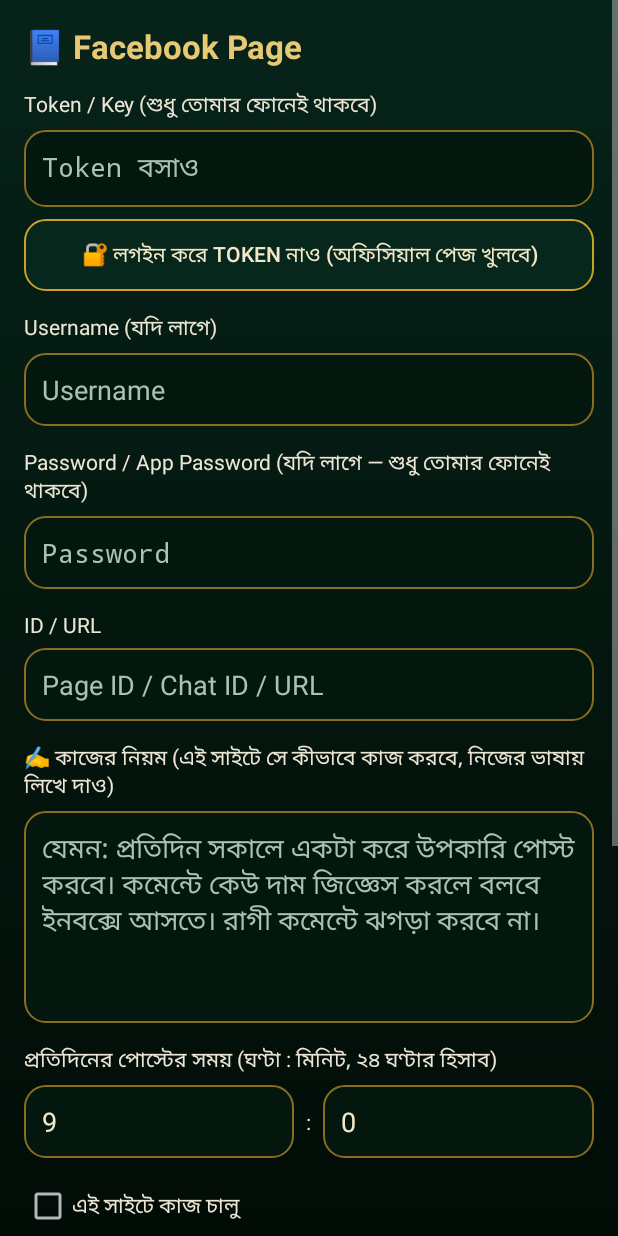
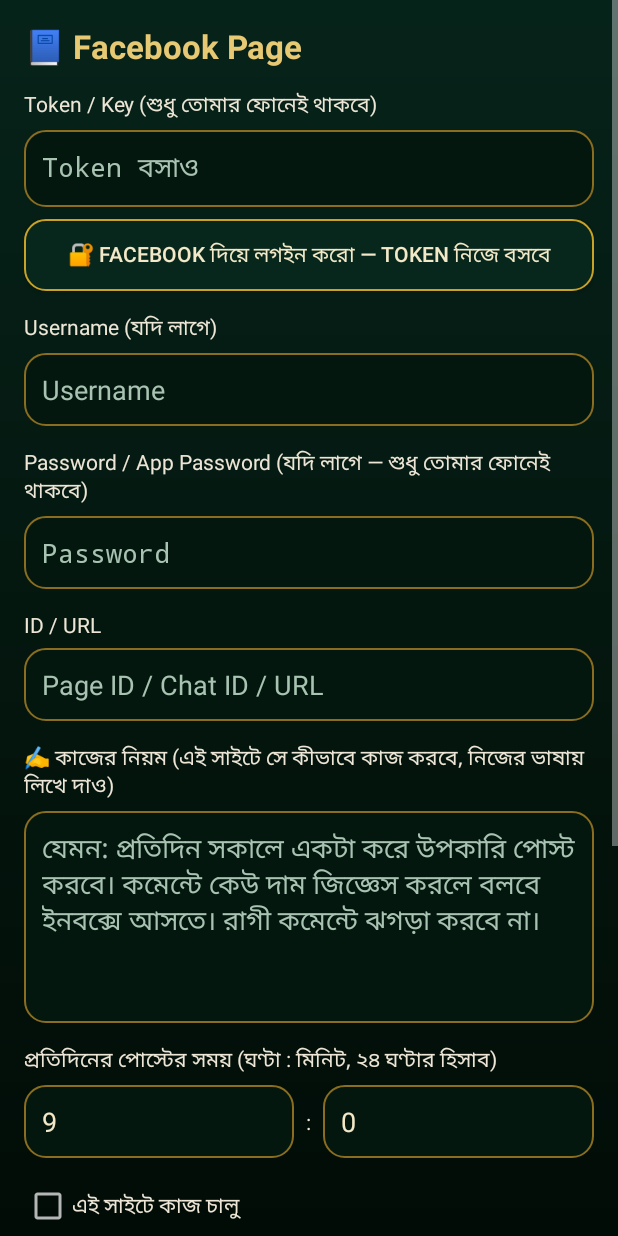
Before and after one commit to mdirfanahmedrabbe-design/NVN.ai, an Android app: the ServiceActivity screen opened directly, with no data from a screen before it, on a phone screen of 412 x 824 dp. Run offline under Robolectric (Android 15) with nearby library versions, the phone set to English and light mode, and no system bars.

Commit message:
Facebook card: one-tap login button opens OAuth directly

```diff
--- a/android/app/src/main/java/com/archer/ai/ServiceActivity.java
+++ b/android/app/src/main/java/com/archer/ai/ServiceActivity.java
@@ -70,7 +70,12 @@ public class ServiceActivity extends Activity {
 
         String tokenUrl = tokenUrlFor(svc);
         android.view.View tokenBtn = findViewById(R.id.svcTokenBtn);
-        if (tokenUrl == null) {
+        if ("facebook".equals(svc)) {
+            // One-tap Facebook login: token saves itself (same as chat dialog).
+            ((android.widget.Button) tokenBtn).setText("🔐 Facebook দিয়ে লগইন করো — Token নিজে বসবে");
+            tokenBtn.setOnClickListener(v ->
+                    startActivity(new android.content.Intent(this, OAuthActivity.class)));
+        } else if (tokenUrl == null) {
             tokenBtn.setVisibility(View.GONE);
         } else {
             tokenBtn.setOnClickListener(v -> {
```
